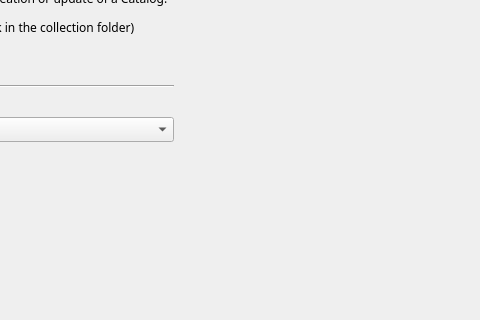
This is mainwindow.ui in StephaneCouturier/Katalog as Qt 5 draws it before an edit; both pictures show x 308 to 788 and y 114 to 434 of the 925 by 520 pixel window. The edited form follows.
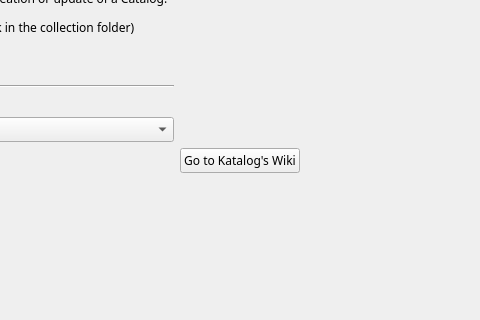
This is the edited form. The open tabs and pages were chosen to show the change. Icons and pictures are not drawn. Custom widgets are drawn as their Qt base class.

Commit message: https://github.com/StephaneCouturier/Katalog/issues/120

Patch:
```diff
--- a/mainwindow.ui
+++ b/mainwindow.ui
@@ -3235,7 +3235,7 @@
           </item>
          </layout>
         </item>
-        <item row="0" column="1">
+        <item row="0" column="3">
          <spacer name="Settings_horizontalSpacer_02">
           <property name="orientation">
            <enum>Qt::Horizontal</enum>
@@ -3248,6 +3248,13 @@
           </property>
          </spacer>
         </item>
+        <item row="0" column="2">
+         <widget class="QPushButton" name="Settings_pushButton_Wiki">
+          <property name="text">
+           <string>Go to Katalog's Wiki</string>
+          </property>
+         </widget>
+        </item>
        </layout>
       </widget>
       <widget class="QWidget" name="tab_Tags">
```
Left out of the diff: 103 changed lines with no effect on the pictures.
